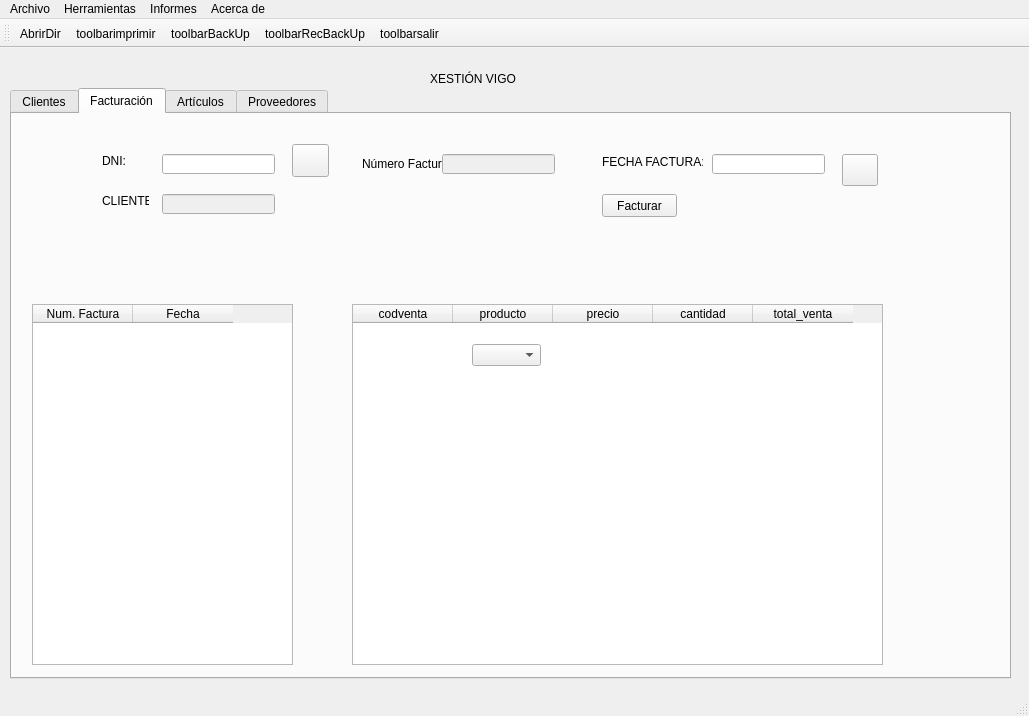
First picture: the form in window.ui, repository AdrianFernandezPerez/fernandezperez, before the edit.
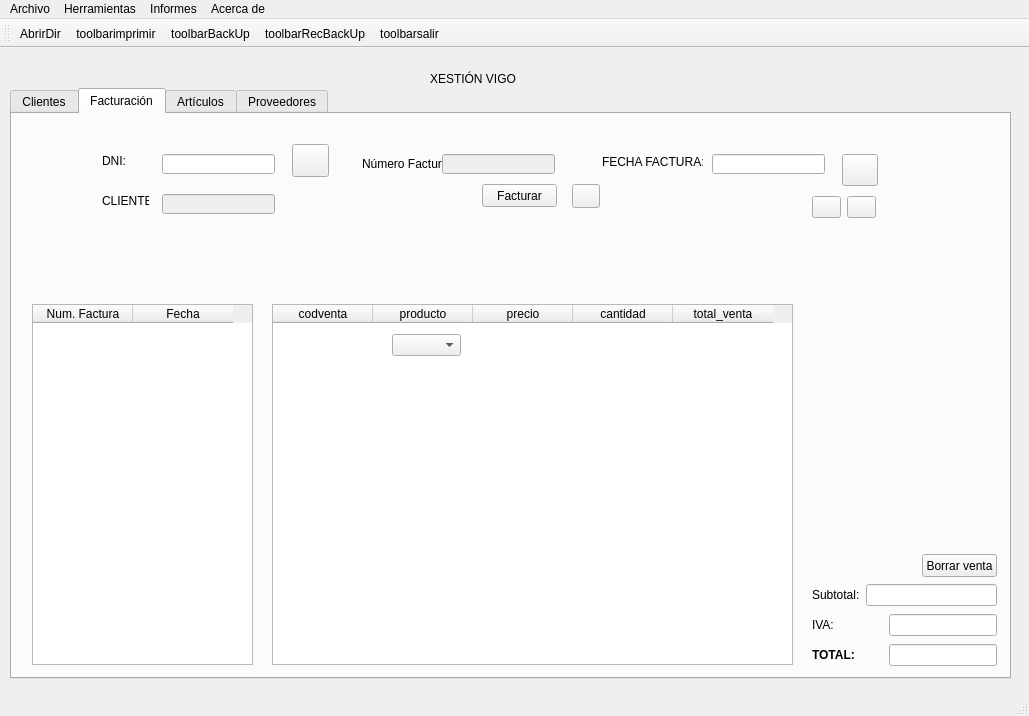
Second picture: the form after the edit. The open tabs and pages were chosen to show the change. Icons and pictures are not drawn.

```diff
--- a/window.ui
+++ b/window.ui
@@ -779,8 +779,8 @@
      <widget class="QPushButton" name="btnFacturar">
       <property name="geometry">
        <rect>
-        <x>590</x>
-        <y>80</y>
+        <x>470</x>
+        <y>70</y>
         <width>75</width>
         <height>23</height>
        </rect>
@@ -817,7 +817,7 @@
        <rect>
         <x>20</x>
         <y>190</y>
-        <width>261</width>
+        <width>221</width>
         <height>361</height>
        </rect>
       </property>
@@ -864,9 +864,9 @@
      <widget class="QTableWidget" name="tabVentas">
       <property name="geometry">
        <rect>
-        <x>340</x>
+        <x>260</x>
         <y>190</y>
-        <width>531</width>
+        <width>521</width>
         <height>361</height>
        </rect>
       </property>
@@ -902,13 +902,181 @@
      <widget class="QComboBox" name="cmbProducto">
       <property name="geometry">
        <rect>
-        <x>460</x>
-        <y>230</y>
+        <x>380</x>
+        <y>220</y>
         <width>69</width>
         <height>22</height>
        </rect>
       </property>
      </widget>
+     <widget class="QPushButton" name="btnPDFFact">
+      <property name="geometry">
+       <rect>
+        <x>560</x>
+        <y>70</y>
+        <width>28</width>
+        <height>24</height>
+       </rect>
+      </property>
+      <property name="text">
+       <string/>
+      </property>
+      <property name="icon">
+       <iconset>
+        <normaloff>../../Desktop/fernandezserra-master/img/ojo.png</normaloff>../../Desktop/fernandezserra-master/img/ojo.png</iconset>
+      </property>
+      <property name="iconSize">
+       <size>
+        <width>16</width>
+        <height>16</height>
+       </size>
+      </property>
+     </widget>
+     <widget class="QWidget" name="layoutWidget_8">
+      <property name="geometry">
+       <rect>
+        <x>800</x>
+        <y>80</y>
+        <width>64</width>
+        <height>26</height>
+       </rect>
+      </property>
+      <layout class="QHBoxLayout" name="horizontalLayout_22">
+       <item>
+        <widget class="QPushButton" name="btnLimpiarFact">
+         <property name="text">
+          <string/>
+         </property>
+         <property name="icon">
+          <iconset>
+           <normaloff>../../Desktop/fernandezserra-master/img/recargar.ico</normaloff>../../Desktop/fernandezserra-master/img/recargar.ico</iconset>
+         </property>
+        </widget>
+       </item>
+       <item>
+        <widget class="QPushButton" name="btnImprimir2Fact">
+         <property name="text">
+          <string/>
+         </property>
+         <property name="icon">
+          <iconset>
+           <normaloff>../../Desktop/fernandezserra-master/img/814618.png</normaloff>../../Desktop/fernandezserra-master/img/814618.png</iconset>
+         </property>
+         <property name="iconSize">
+          <size>
+           <width>16</width>
+           <height>16</height>
+          </size>
+         </property>
+        </widget>
+       </item>
+      </layout>
+     </widget>
+     <widget class="QWidget" name="layoutWidget_10">
+      <property name="geometry">
+       <rect>
+        <x>800</x>
+        <y>470</y>
+        <width>185</width>
+        <height>22</height>
+       </rect>
+      </property>
+      <layout class="QHBoxLayout" name="horizontalLayout_28">
+       <item>
+        <widget class="QLabel" name="label_10">
+         <property name="text">
+          <string>Subtotal:</string>
+         </property>
+        </widget>
+       </item>
+       <item>
+        <widget class="QLineEdit" name="txtSubtotal_2"/>
+       </item>
+      </layout>
+     </widget>
+     <widget class="QWidget" name="layoutWidget_11">
+      <property name="geometry">
+       <rect>
+        <x>800</x>
+        <y>500</y>
+        <width>185</width>
+        <height>22</height>
+       </rect>
+      </property>
+      <layout class="QHBoxLayout" name="horizontalLayout_29">
+       <item>
+        <widget class="QLabel" name="label_11">
+         <property name="text">
+          <string>IVA:</string>
+         </property>
+        </widget>
+       </item>
+       <item>
+        <widget class="QLineEdit" name="txtIva_2">
+         <property name="sizePolicy">
+          <sizepolicy hsizetype="Fixed" vsizetype="Fixed">
+           <horstretch>0</horstretch>
+           <verstretch>0</verstretch>
+          </sizepolicy>
+         </property>
+        </widget>
+       </item>
+      </layout>
+     </widget>
+     <widget class="QWidget" name="layoutWidget_12">
+      <property name="geometry">
+       <rect>
+        <x>800</x>
+        <y>530</y>
+        <width>185</width>
+        <height>22</height>
+       </rect>
+      </property>
+      <layout class="QHBoxLayout" name="horizontalLayout_30">
+       <item>
+        <widget class="QLabel" name="label_12">
+         <property name="font">
+          <font>
+           <weight>75</weight>
+           <bold>true</bold>
+          </font>
+         </property>
+         <property name="text">
+          <string>TOTAL:</string>
+         </property>
+        </widget>
+       </item>
+       <item>
+        <widget class="QLineEdit" name="txtTotal_2">
+         <property name="sizePolicy">
+          <sizepolicy hsizetype="Fixed" vsizetype="Fixed">
+           <horstretch>0</horstretch>
+           <verstretch>0</verstretch>
+          </sizepolicy>
+         </property>
+        </widget>
+       </item>
+      </layout>
+     </widget>
+     <widget class="QPushButton" name="btnBorrarVenta_2">
+      <property name="geometry">
+       <rect>
+        <x>910</x>
+        <y>440</y>
+        <width>75</width>
+        <height>23</height>
+       </rect>
+      </property>
+      <property name="sizePolicy">
+       <sizepolicy hsizetype="Fixed" vsizetype="Fixed">
+        <horstretch>0</horstretch>
+        <verstretch>0</verstretch>
+       </sizepolicy>
+      </property>
+      <property name="text">
+       <string>Borrar venta</string>
+      </property>
+     </widget>
     </widget>
     <widget class="QWidget" name="tab_3">
      <attribute name="title">
```
Left out of the diff: 4 changed lines with no effect on the pictures.
